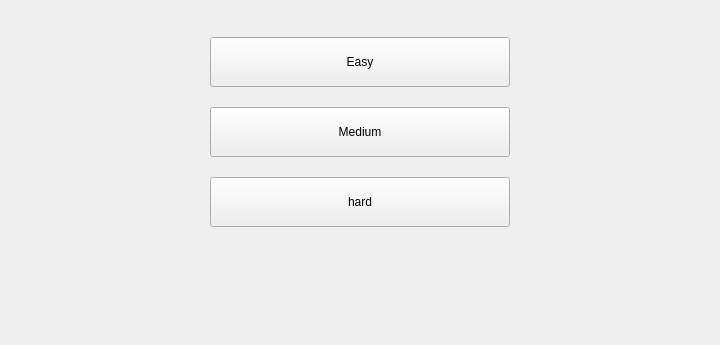
The window that ui/mainPage.ui (alfphy/drawing_game) describes before a commit, drawn with Qt 5.
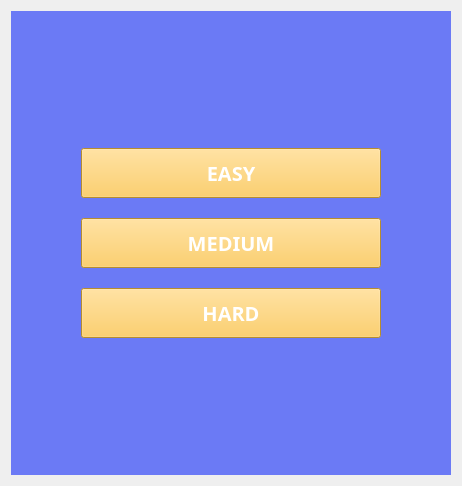
The same window after the commit. Icons and pictures are not drawn.

Commit message: created auto convert for .ui files to .py (tried it it works, but fck some bug need to fix)

```diff
--- a/ui/mainPage.ui
+++ b/ui/mainPage.ui
@@ -6,8 +6,8 @@
    <rect>
     <x>0</x>
     <y>0</y>
-    <width>720</width>
-    <height>345</height>
+    <width>462</width>
+    <height>486</height>
    </rect>
   </property>
   <property name="windowTitle">
@@ -19,8 +19,15 @@
   </property>
   <layout class="QHBoxLayout" name="horizontalLayout_2">
    <item>
-    <layout class="QVBoxLayout" name="verticalLayout" stretch="3,1">
+    <layout class="QVBoxLayout" name="verticalLayout" stretch="0">
      <item>
+      <widget class="QWidget" name="" native="true">
+       <property name="autoFillBackground">
+        <bool>false</bool>
+       </property>
+       <property name="styleSheet">
+        <string notr="true">background-color: rgb(107, 122, 245);</string>
+       </property>
       <layout class="QVBoxLayout" name="verticalLayout_2">
        <item alignment="Qt::AlignHCenter|Qt::AlignVCenter">
         <widget class="QWidget" name="widget" native="true">
@@ -42,8 +49,25 @@
               <height>16777215</height>
              </size>
             </property>
+             <property name="font">
+              <font>
+               <family>Sans Serif Collection</family>
+               <pointsize>15</pointsize>
+               <weight>75</weight>
+               <bold>true</bold>
+              </font>
+             </property>
+             <property name="autoFillBackground">
+              <bool>false</bool>
+             </property>
+             <property name="styleSheet">
+              <string notr="true">background-color: rgb(255, 197, 66);
+color: rgb(255, 255, 255);
+padding: 0%;
+</string>
+             </property>
             <property name="text">
-             <string>Easy</string>
+              <string>EASY</string>
             </property>
            </widget>
           </item>
@@ -61,8 +85,25 @@
               <height>16777215</height>
              </size>
             </property>
+             <property name="font">
+              <font>
+               <family>Sans Serif Collection</family>
+               <pointsize>15</pointsize>
+               <weight>75</weight>
+               <bold>true</bold>
+              </font>
+             </property>
+             <property name="autoFillBackground">
+              <bool>false</bool>
+             </property>
+             <property name="styleSheet">
+              <string notr="true">background-color: rgb(255, 197, 66);
+color: rgb(255, 255, 255);
+padding: 0%;
+</string>
+             </property>
             <property name="text">
-             <string>Medium</string>
+              <string>MEDIUM</string>
             </property>
            </widget>
           </item>
@@ -80,8 +121,25 @@
               <height>16777215</height>
              </size>
             </property>
+             <property name="font">
+              <font>
+               <family>Sans Serif Collection</family>
+               <pointsize>15</pointsize>
+               <weight>75</weight>
+               <bold>true</bold>
+              </font>
+             </property>
+             <property name="autoFillBackground">
+              <bool>false</bool>
+             </property>
+             <property name="styleSheet">
+              <string notr="true">background-color: rgb(255, 197, 66);
+color: rgb(255, 255, 255);
+padding: 0%;
+</string>
+             </property>
             <property name="text">
-             <string>hard</string>
+              <string>HARD</string>
             </property>
            </widget>
           </item>
@@ -89,9 +147,7 @@
         </widget>
        </item>
       </layout>
-     </item>
-     <item>
-      <layout class="QHBoxLayout" name="analytics_container"/>
+      </widget>
      </item>
     </layout>
    </item>
```
Lines whose indentation alone changed are shown as unchanged. The commit also changes 5 other files.
